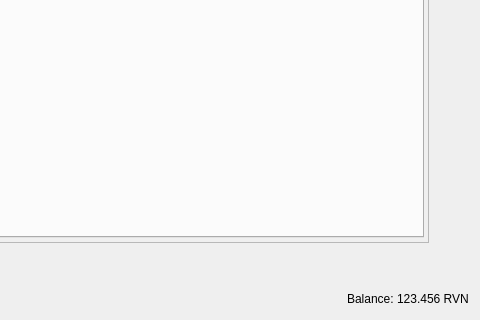
Before: the Qt Designer form src/qt/forms/restrictedassetsdialog.ui in BartManX/mynta-core, drawn with Qt 5; both pictures show x 688 to 1168 and y 680 to 1000 of the 1168 by 1000 pixel window.
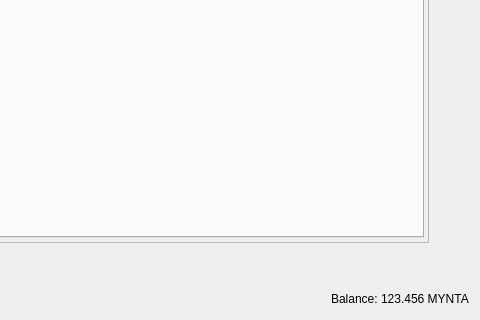
After: the same form once the commit is applied.

Patch:
```diff
--- a/src/qt/forms/restrictedassetsdialog.ui
+++ b/src/qt/forms/restrictedassetsdialog.ui
@@ -281,7 +281,7 @@
         <cursorShape>IBeamCursor</cursorShape>
        </property>
        <property name="text">
-        <string notr="true">123.456 RVN</string>
+        <string notr="true">123.456 MYNTA</string>
        </property>
        <property name="textInteractionFlags">
         <set>Qt::LinksAccessibleByMouse|Qt::TextSelectableByKeyboard|Qt::TextSelectableByMouse</set>
```
